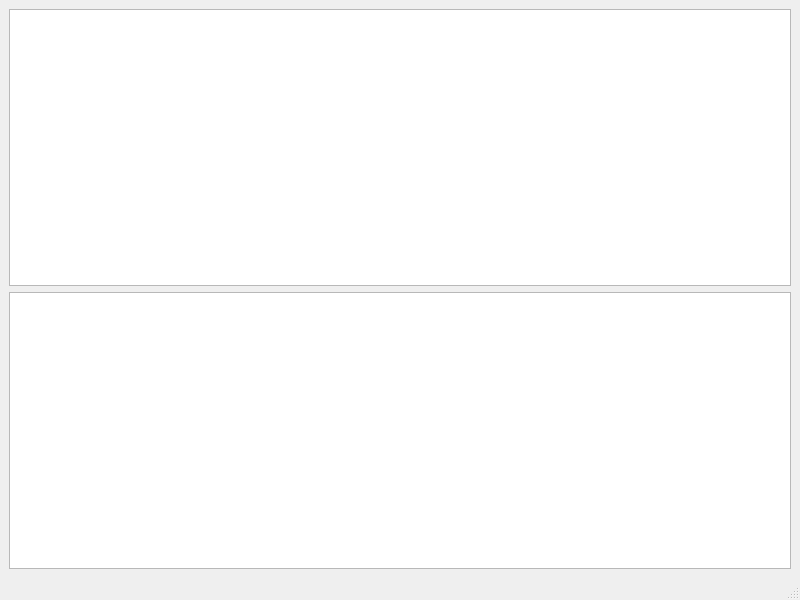
Before: the Qt Designer form mainwindow.ui in recursivelab/FunnyProof, drawn with Qt 5.
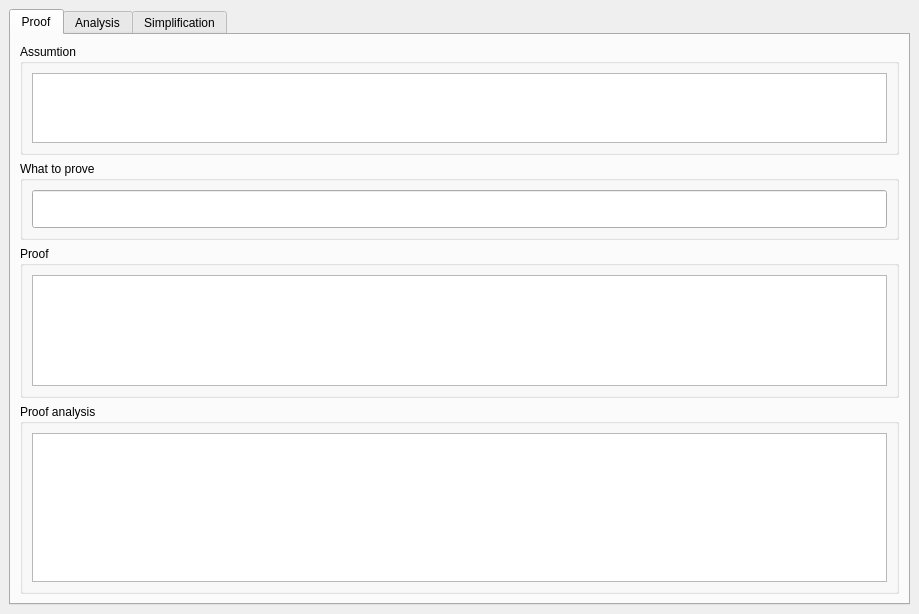
After: the same form once the commit is applied.

What changed in the file:
```diff
--- a/mainwindow.ui
+++ b/mainwindow.ui
@@ -6,51 +6,211 @@
    <rect>
     <x>0</x>
     <y>0</y>
-    <width>800</width>
-    <height>600</height>
+    <width>919</width>
+    <height>614</height>
    </rect>
   </property>
   <property name="windowTitle">
    <string>MainWindow</string>
   </property>
   <widget class="QWidget" name="centralwidget">
-   <layout class="QVBoxLayout" name="verticalLayout">
+   <layout class="QVBoxLayout" name="verticalLayout_9">
     <item>
-     <widget class="QPlainTextEdit" name="input">
+     <widget class="QTabWidget" name="tabWidget">
       <property name="font">
        <font>
-        <family>Lucida Sans Unicode</family>
-        <pointsize>16</pointsize>
+        <pointsize>9</pointsize>
        </font>
       </property>
-     </widget>
-    </item>
-    <item>
-     <widget class="QPlainTextEdit" name="output">
-      <property name="font">
-       <font>
-        <family>Lucida Sans Unicode</family>
-        <pointsize>16</pointsize>
-       </font>
+      <property name="currentIndex">
+       <number>0</number>
       </property>
-      <property name="readOnly">
-       <bool>true</bool>
-      </property>
+      <widget class="QWidget" name="tab">
+       <attribute name="title">
+        <string>Proof</string>
+       </attribute>
+       <layout class="QVBoxLayout" name="verticalLayout_8" stretch="2,1,4,5">
+        <item>
+         <widget class="QGroupBox" name="groupBox_3">
+          <property name="title">
+           <string>Assumtion</string>
+          </property>
+          <layout class="QVBoxLayout" name="verticalLayout_6">
+           <item>
+            <widget class="QPlainTextEdit" name="axioms">
+             <property name="font">
+              <font>
+               <family>Sans Serif</family>
+               <pointsize>16</pointsize>
+              </font>
+             </property>
+            </widget>
+           </item>
+          </layout>
+         </widget>
+        </item>
+        <item>
+         <widget class="QGroupBox" name="groupBox_4">
+          <property name="title">
+           <string>What to prove</string>
+          </property>
+          <layout class="QVBoxLayout" name="verticalLayout_5">
+           <item>
+            <widget class="QLineEdit" name="goal">
+             <property name="font">
+              <font>
+               <family>Sans Serif</family>
+               <pointsize>16</pointsize>
+              </font>
+             </property>
+            </widget>
+           </item>
+          </layout>
+         </widget>
+        </item>
+        <item>
+         <widget class="QGroupBox" name="groupBox_5">
+          <property name="title">
+           <string>Proof</string>
+          </property>
+          <layout class="QVBoxLayout" name="verticalLayout_4">
+           <item>
+            <widget class="QPlainTextEdit" name="proof">
+             <property name="font">
+              <font>
+               <family>Sans Serif</family>
+               <pointsize>16</pointsize>
+              </font>
+             </property>
+            </widget>
+           </item>
+          </layout>
+         </widget>
+        </item>
+        <item>
+         <widget class="QGroupBox" name="groupBox_6">
+          <property name="title">
+           <string>Proof analysis</string>
+          </property>
+          <layout class="QVBoxLayout" name="verticalLayout_7">
+           <item>
+            <widget class="QPlainTextEdit" name="proofAnalysis">
+             <property name="font">
+              <font>
+               <family>Sans Serif</family>
+               <pointsize>16</pointsize>
+              </font>
+             </property>
+             <property name="readOnly">
+              <bool>true</bool>
+             </property>
+            </widget>
+           </item>
+          </layout>
+         </widget>
+        </item>
+       </layout>
+      </widget>
+      <widget class="QWidget" name="tab_2">
+       <attribute name="title">
+        <string>Analysis</string>
+       </attribute>
+       <layout class="QVBoxLayout" name="verticalLayout_3" stretch="1,10">
+        <item>
+         <widget class="QGroupBox" name="groupBox">
+          <property name="title">
+           <string>What to prove</string>
+          </property>
+          <layout class="QVBoxLayout" name="verticalLayout_2">
+           <item>
+            <widget class="QPlainTextEdit" name="formulaForAnalysis">
+             <property name="font">
+              <font>
+               <family>Lucida Sans Unicode</family>
+               <pointsize>16</pointsize>
+              </font>
+             </property>
+            </widget>
+           </item>
+          </layout>
+         </widget>
+        </item>
+        <item>
+         <widget class="QGroupBox" name="groupBox_2">
+          <property name="title">
+           <string>Automated proof analysis</string>
+          </property>
+          <layout class="QVBoxLayout" name="verticalLayout">
+           <item>
+            <widget class="QPlainTextEdit" name="automatedProofAnalysis">
+             <property name="font">
+              <font>
+               <family>Lucida Sans Unicode</family>
+               <pointsize>16</pointsize>
+              </font>
+             </property>
+             <property name="readOnly">
+              <bool>true</bool>
+             </property>
+            </widget>
+           </item>
+          </layout>
+         </widget>
+        </item>
+       </layout>
+      </widget>
+      <widget class="QWidget" name="tab_3">
+       <attribute name="title">
+        <string>Simplification</string>
+       </attribute>
+       <layout class="QVBoxLayout" name="verticalLayout_10">
+        <item>
+         <widget class="QGroupBox" name="groupBox_7">
+          <property name="title">
+           <string>What to simplify</string>
+          </property>
+          <layout class="QVBoxLayout" name="verticalLayout_12">
+           <item>
+            <widget class="QPlainTextEdit" name="formulaForSimplification">
+             <property name="font">
+              <font>
+               <family>Sans Serif</family>
+               <pointsize>16</pointsize>
+              </font>
+             </property>
+            </widget>
+           </item>
+          </layout>
+         </widget>
+        </item>
+        <item>
+         <widget class="QGroupBox" name="groupBox_8">
+          <property name="title">
+           <string>Simplified form</string>
+          </property>
+          <layout class="QVBoxLayout" name="verticalLayout_11">
+           <item>
+            <widget class="QPlainTextEdit" name="simplificatedFormula">
+             <property name="font">
+              <font>
+               <family>Sans Serif</family>
+               <pointsize>16</pointsize>
+              </font>
+             </property>
+             <property name="readOnly">
+              <bool>true</bool>
+             </property>
+            </widget>
+           </item>
+          </layout>
+         </widget>
+        </item>
+       </layout>
+      </widget>
      </widget>
     </item>
    </layout>
   </widget>
-  <widget class="QMenuBar" name="menubar">
-   <property name="geometry">
-    <rect>
-     <x>0</x>
-     <y>0</y>
-     <width>800</width>
-     <height>19</height>
-    </rect>
-   </property>
-  </widget>
-  <widget class="QStatusBar" name="statusbar"/>
  </widget>
  <resources/>
  <connections>
```
Left out of the diff: 95 changed lines with no effect on the pictures.
